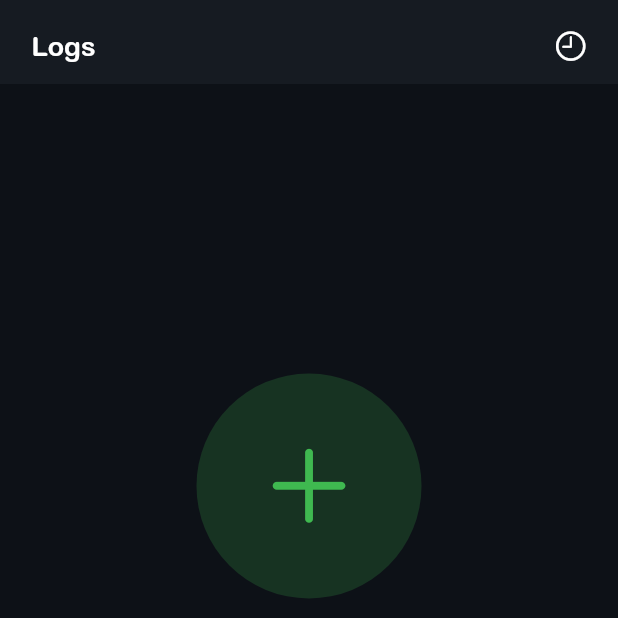
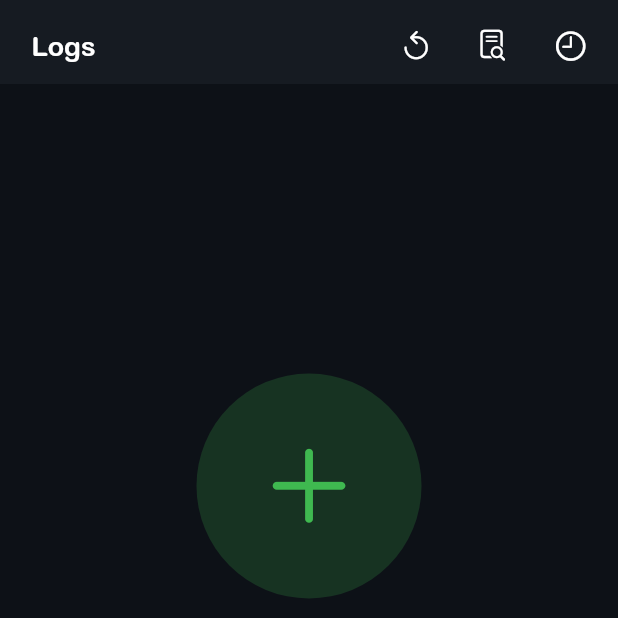
Before and after one commit to zero-stealth/Pihole-Manager, a Flutter app: the screen it shows after launch, item 3 of the bottom bar chosen, on a phone screen of 412 x 824 dp, the top half of it. Run offline on Flutter 3.47's test engine with Material 2 defaults, Android fonts, the phone set to English and light mode, and no system bars; our stand-ins replace flutter_dotenv, flutter_svg, loading_animation_widget, sqflite; accounts and stored records are empty; Roboto replaces fonts that are missing (SFT-Regular).

Commit message:
:hammer: Reload logs page functional

```diff
--- a/lib/screens/Logs.dart
+++ b/lib/screens/Logs.dart
@@ -461,25 +461,43 @@ class _LogsState extends State<Logs> {
               ),
             ),
             actions: [
-              // Padding(
-              //   padding: const EdgeInsets.only(
-              //     top: 5.0,
-              //     right: 20.0,
-              //   ),
-              //   child: InkWell(
-              //     onTap: () {
-              //       Navigator.push(
-              //         context,
-              //         MaterialPageRoute(builder: (context) => super.widget),
-              //       );
-              //     },
-              //     child: const Icon(
-              //       CupertinoIcons.arrow_counterclockwise,
-              //       color: Colors.white,
-              //       size: 23.0,
-              //     ),
-              //   ),
-              // ),
+              Padding(
+                padding: const EdgeInsets.only(
+                  top: 5.0,
+                  right: 30.0,
+                ),
+                child: InkWell(
+                  onTap: () {
+                    setState(() {
+                      logs = [];
+                    });
+                    fetchLogs();
+                  },
+                  child: const Icon(
+                    CupertinoIcons.arrow_counterclockwise,
+                    color: Colors.white,
+                    size: 21.0,
+                  ),
+                ),
+              ),
+              Padding(
+                padding: const EdgeInsets.only(
+                  top: 5.0,
+                  right: 20.0,
+                ),
+                child: InkWell(
+                  onTap: () {
+                    setState(() {
+                      logs = [];
+                    });
+                  },
+                  child: const Icon(
+                    CupertinoIcons.doc_text_search,
+                    color: Colors.white,
+                    size: 21.0,
+                  ),
+                ),
+              ),
               Row(
                 children: [
                   SizedBox(width: 10.0),
```
